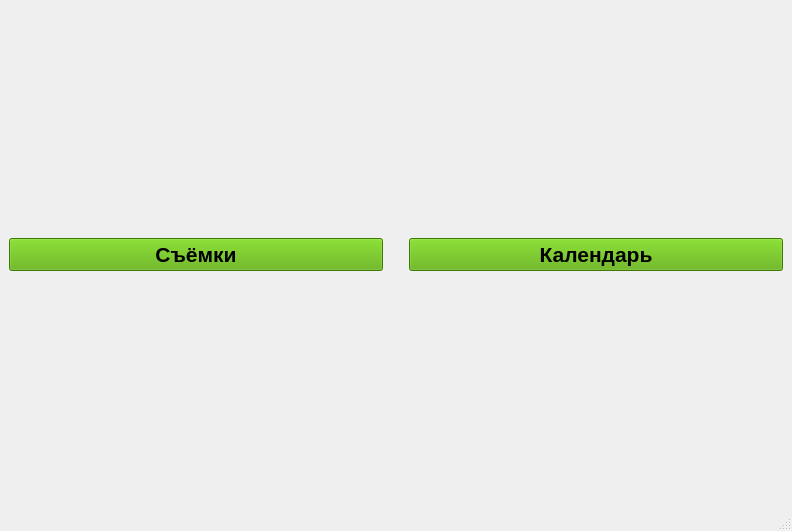
Before: the Qt Designer form ARM_ACTOR/menu.ui in Gmel2004/ARM, drawn with Qt 5.
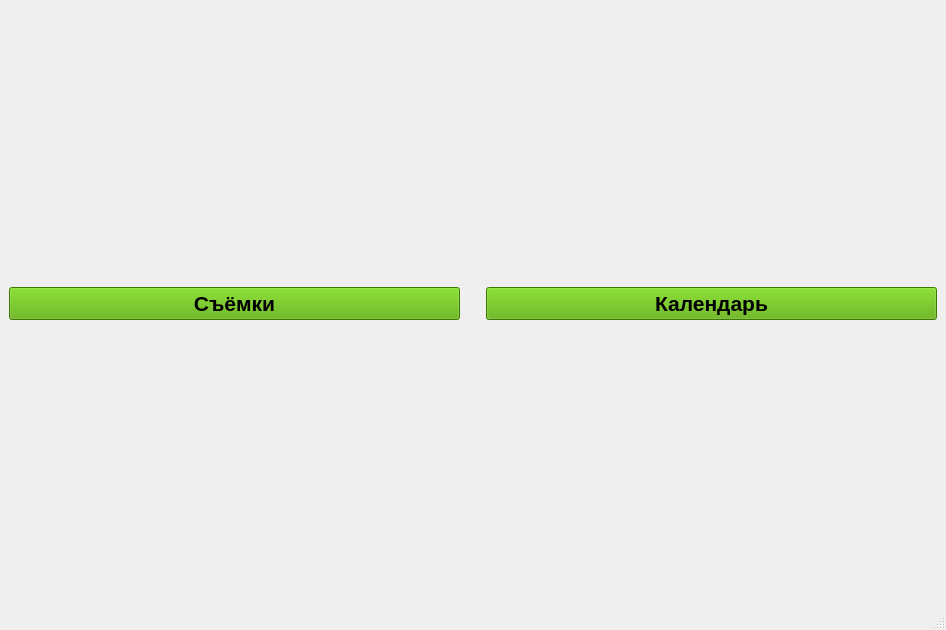
After: the same form once the commit is applied.

The edit to the form file:
```diff
--- a/ARM_ACTOR/menu.ui
+++ b/ARM_ACTOR/menu.ui
@@ -6,8 +6,8 @@
    <rect>
     <x>0</x>
     <y>0</y>
-    <width>792</width>
-    <height>531</height>
+    <width>946</width>
+    <height>630</height>
    </rect>
   </property>
   <property name="windowTitle">
```
Left out of the diff: 2 changed lines with no effect on the pictures.
